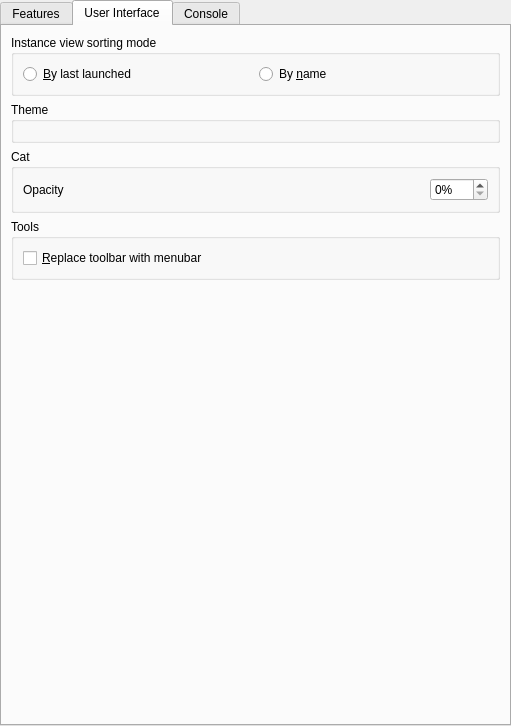
Above: launcher/ui/pages/global/LauncherPage.ui from PlaceholderMC/PrismLauncher before the change. Below: the same form after it.
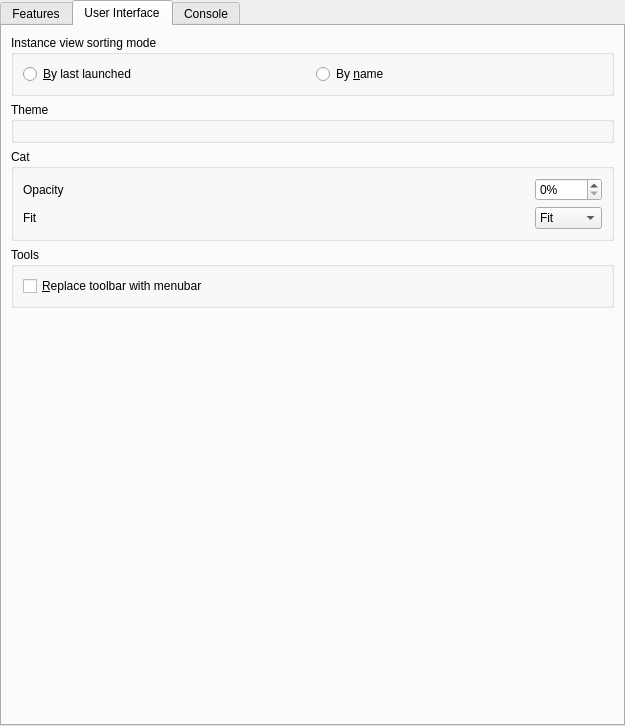
That is the form after the change. The open tabs and pages were chosen to show the change. Custom widgets are drawn as their Qt base class.

```diff
--- a/launcher/ui/pages/global/LauncherPage.ui
+++ b/launcher/ui/pages/global/LauncherPage.ui
@@ -6,7 +6,7 @@
    <rect>
     <x>0</x>
     <y>0</y>
-    <width>511</width>
+    <width>625</width>
     <height>726</height>
    </rect>
   </property>
@@ -450,6 +450,13 @@
           <string>Cat</string>
          </property>
          <layout class="QGridLayout" name="gridLayout_5">
+          <item row="1" column="0">
+           <widget class="QLabel" name="catFitLabel">
+            <property name="text">
+             <string>Fit</string>
+            </property>
+           </widget>
+          </item>
           <item row="0" column="0">
            <widget class="QLabel" name="catOpacityLabel">
             <property name="toolTip">
@@ -460,7 +467,7 @@
             </property>
            </widget>
           </item>
-          <item row="0" column="2">
+          <item row="0" column="3">
            <widget class="QSpinBox" name="catOpacitySpinBox">
             <property name="specialValueText">
              <string/>
@@ -476,8 +483,8 @@
             </property>
            </widget>
           </item>
-          <item row="0" column="1">
-           <spacer name="horizontalSpacer">
+          <item row="0" column="2">
+           <spacer name="catOpacityHorizontalSpacer">
             <property name="orientation">
              <enum>Qt::Horizontal</enum>
             </property>
@@ -489,6 +496,41 @@
             </property>
            </spacer>
           </item>
+          <item row="1" column="2">
+           <spacer name="catFitHorizontalSpacer">
+            <property name="orientation">
+             <enum>Qt::Horizontal</enum>
+            </property>
+            <property name="sizeHint" stdset="0">
+             <size>
+              <width>40</width>
+              <height>20</height>
+             </size>
+            </property>
+           </spacer>
+          </item>
+          <item row="1" column="3">
+           <widget class="QComboBox" name="catFitComboBox">
+            <property name="currentIndex">
+             <number>0</number>
+            </property>
+            <item>
+             <property name="text">
+              <string>Fit</string>
+             </property>
+            </item>
+            <item>
+             <property name="text">
+              <string>Fill</string>
+             </property>
+            </item>
+            <item>
+             <property name="text">
+              <string>Stretch</string>
+             </property>
+            </item>
+           </widget>
+          </item>
          </layout>
         </widget>
        </item>
```
Left out of the diff: 5 changed lines with no effect on the pictures.
